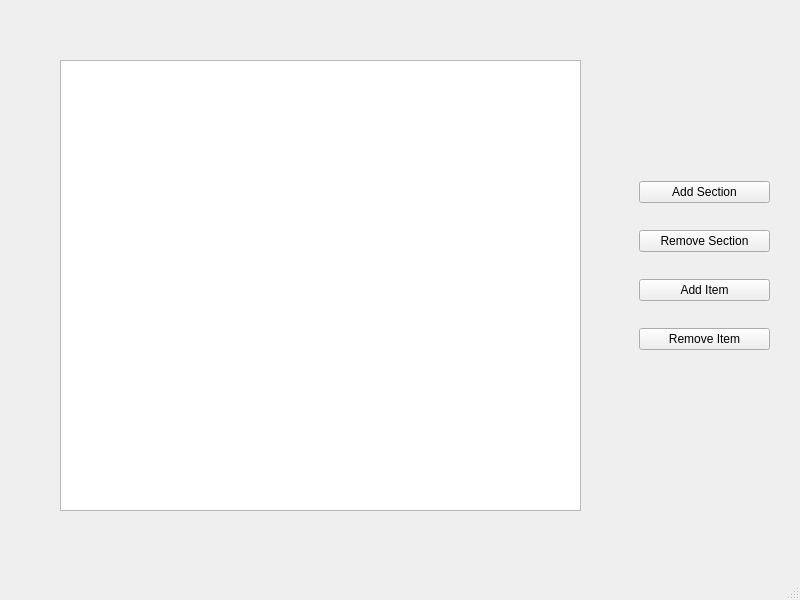
Old version of the form gui/mainwindow.ui in the repository wildHun7/Estimator.
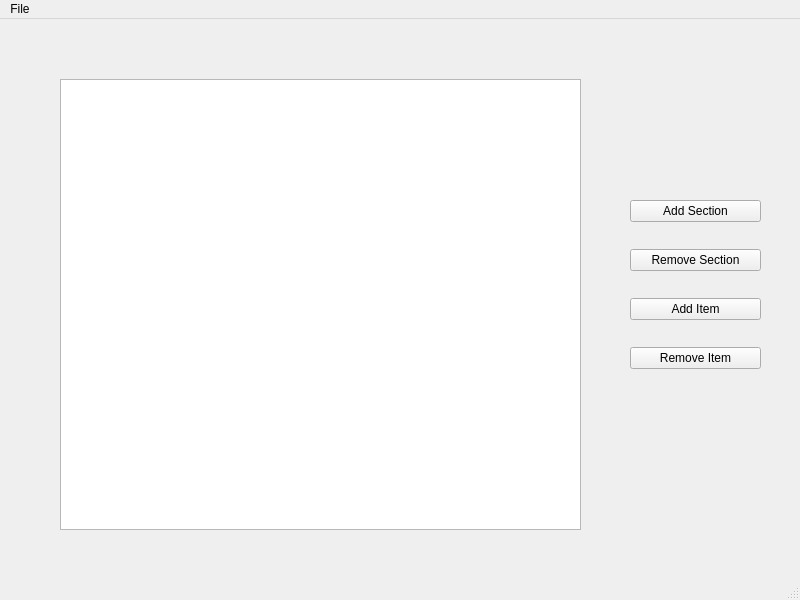
New version of the form.

Patch:
```diff
--- a/gui/mainwindow.ui
+++ b/gui/mainwindow.ui
@@ -27,7 +27,7 @@
    <widget class="QWidget" name="verticalLayoutWidget">
     <property name="geometry">
      <rect>
-      <x>639</x>
+      <x>630</x>
       <y>160</y>
       <width>131</width>
       <height>211</height>
@@ -74,6 +74,14 @@
      <height>25</height>
     </rect>
    </property>
+   <widget class="QMenu" name="menuFile">
+    <property name="title">
+     <string>File</string>
+    </property>
+    <addaction name="actionSave"/>
+    <addaction name="actionLoad"/>
+   </widget>
+   <addaction name="menuFile"/>
   </widget>
   <widget class="QStatusBar" name="statusbar"/>
  </widget>
```
Left out of the diff: 10 changed lines with no effect on the pictures.
